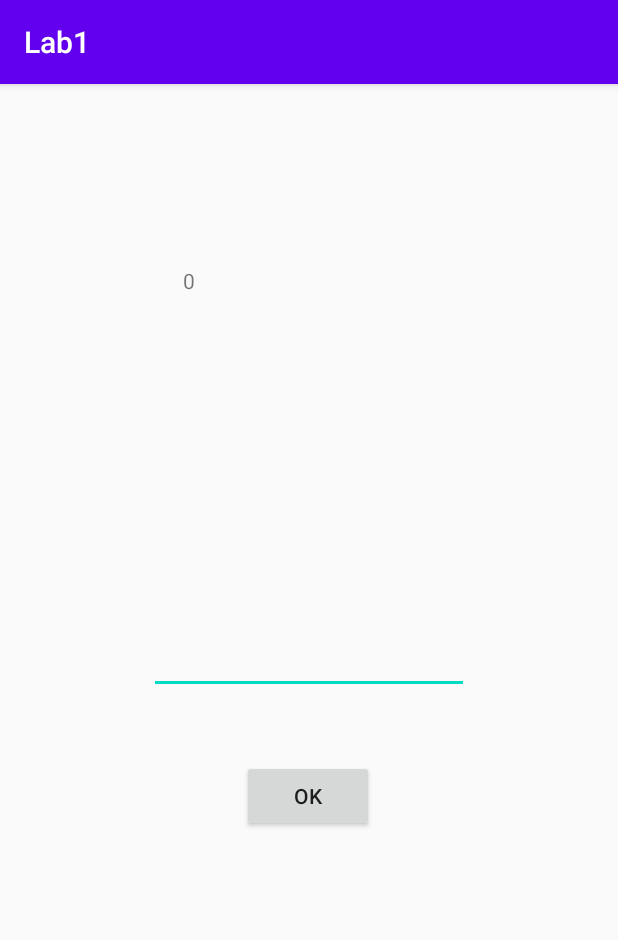
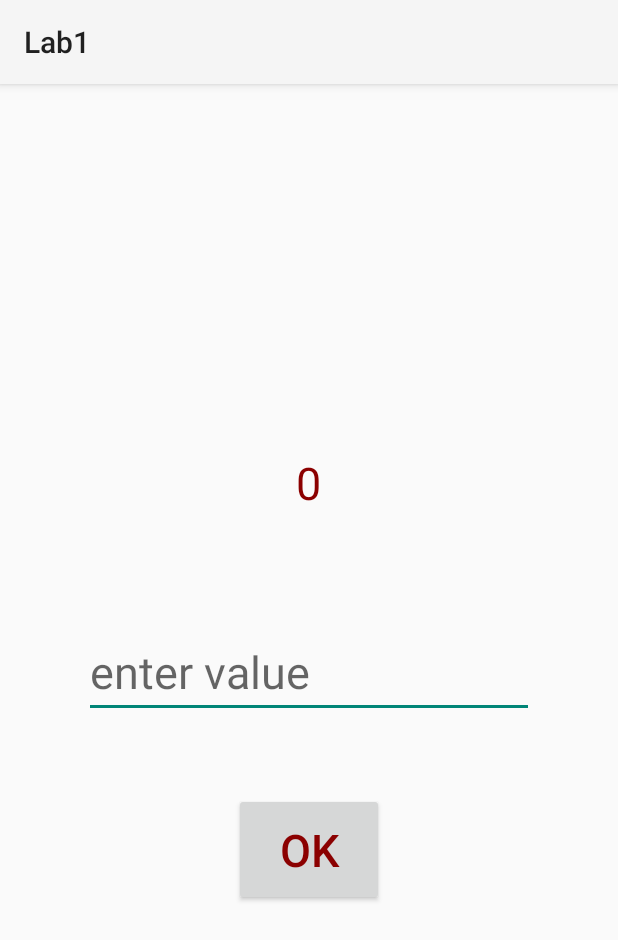
Before and after one commit to ivanmarchenk/android_development, an Android app: the screen it shows after launch (SecondActivity), after a tap on "OK", on a phone screen of 412 x 824 dp. Shown: the top 940 px of the screen. Run offline under Robolectric (Android 15) with nearby library versions, the phone set to English and light mode, and no system bars.

Commit message:
Activity&Intent - fixed. Resources, localization, markup principles - added

```diff
--- a/Lab1/app/src/main/AndroidManifest.xml
+++ b/Lab1/app/src/main/AndroidManifest.xml
@@ -8,7 +8,7 @@
         android:label="@string/app_name"
         android:roundIcon="@mipmap/ic_launcher_round"
         android:supportsRtl="true"
-        android:theme="@style/AppTheme">
+        android:theme="@style/CustomTheme">
         <activity android:name=".SecondActivity"></activity>
         <activity android:name=".MainActivity">
             <intent-filter>
--- a/Lab1/app/src/main/java/com/example/lab1/MainActivity.java
+++ b/Lab1/app/src/main/java/com/example/lab1/MainActivity.java
@@ -1,7 +1,6 @@
 package com.example.lab1;
 
 import androidx.appcompat.app.AppCompatActivity;
-
 
 import android.app.Activity;
 import android.content.Intent;
@@ -13,36 +12,47 @@ import android.widget.TextView;
 
 public class MainActivity extends AppCompatActivity {
 
+    public static final int REQUEST_CODE = 10;
+
     @Override
     protected void onCreate(Bundle savedInstanceState) {
         super.onCreate(savedInstanceState);
         setContentView(R.layout.activity_main);
 
-        EditText enterValue = (EditText) findViewById(R.id.editTextNumber);
-        final TextView viewValue = (TextView) findViewById(R.id.textView);
-        Button button = (Button) findViewById(R.id.button_open_form_2);
+        final TextView temp = (TextView) findViewById(R.id.view_value);
+        final EditText a = (EditText) findViewById(R.id.enter_value);
+        Button button = (Button) findViewById(R.id.open_form_button);
+
         button.setOnClickListener(new View.OnClickListener() {
+            @Override
             public void onClick(View v) {
-                EditText enterValue = (EditText) findViewById(R.id.editTextNumber);
-                String a = enterValue.getText().toString();
+                String value = "";
 
-                EditText enterValue2 = (EditText) findViewById(R.id.editTextNumber2);
-                int i = Integer.parseInt(a);
-                int b = Integer.parseInt(viewValue.getText().toString());
-                int c=i+b;
+                if (a.getText().toString().equals(""))
+                    { value = "0"; }
+                else
+                    { value = a.getText().toString(); }
 
-                Intent intent = new Intent(MainActivity.this, SecondActivity.class);
-                intent.putExtra("OK", Integer.toString(c));
-                startActivity(intent);
+                int pushValue = Integer.parseInt(temp.getText().toString()) + Integer.parseInt(value);
+
+                Intent intentToSecondActivity = new Intent(MainActivity.this, SecondActivity.class);
+                intentToSecondActivity.putExtra("message", Integer.toString(pushValue));
+                MainActivity.this.startActivityForResult(intentToSecondActivity, REQUEST_CODE);
+                a.setText("");
             }
         });
+    }
 
+    @Override
+    protected void onActivityResult(int requestCode, int resultCode, Intent data) {
+        super.onActivityResult(requestCode, resultCode, data);
 
-        Intent intent = getIntent();
-        if(intent.getStringExtra("OK") != null){
-            viewValue.setText(intent.getStringExtra("OK"));
+        if (requestCode == REQUEST_CODE) {
+            if (resultCode == Activity.RESULT_OK) {
+                TextView temp = (TextView) findViewById(R.id.view_value);
+                temp.setText(data.getStringExtra("result"));
+            }
         }
 
     }
-
 }
--- a/Lab1/app/src/main/java/com/example/lab1/SecondActivity.java
+++ b/Lab1/app/src/main/java/com/example/lab1/SecondActivity.java
@@ -2,6 +2,7 @@ package com.example.lab1;
 
 import androidx.appcompat.app.AppCompatActivity;
 
+import android.app.Activity;
 import android.content.Intent;
 import android.os.Bundle;
 import android.view.View;
@@ -14,28 +15,35 @@ public class SecondActivity extends AppCompatActivity {
     @Override
     protected void onCreate(Bundle savedInstanceState) {
         super.onCreate(savedInstanceState);
-        setContentView(R.layout.activity_form2);
+        setContentView(R.layout.activity_main);
 
-        Button button2 = (Button) findViewById(R.id.button_open_form_1);
-        TextView viewValue = (TextView) findViewById(R.id.textView2);
+        Intent intentFromMainActivity = getIntent();
 
+        final TextView temp = (TextView) findViewById(R.id.view_value);
+        temp.setText(intentFromMainActivity.getStringExtra("message"));
+        Button button = (Button) findViewById(R.id.open_form_button);
 
-        final Intent intent = getIntent();
-        viewValue.setText(intent.getStringExtra("OK"));
+        button.setOnClickListener((View.OnClickListener) new View.OnClickListener() {
 
-        button2.setOnClickListener(new View.OnClickListener() {
+            @Override
             public void onClick(View v) {
-                EditText enterValue2 = (EditText) findViewById(R.id.editTextNumber2);
-                int i = Integer.parseInt(intent.getStringExtra("OK"));
-                int b = Integer.parseInt(enterValue2.getText().toString());
-                int c=i+b;
-                Intent intent = new Intent(SecondActivity.this, MainActivity.class);
-                intent.putExtra("OK", Integer.toString(c));
-                startActivity(intent);
+
+                EditText a = (EditText) SecondActivity.this.findViewById(R.id.enter_value);
+                String value = "";
+
+                if (a.getText().toString().equals(""))
+                    { value = "0"; }
+                else
+                    { value = a.getText().toString(); }
+
+                int popValue = Integer.parseInt(temp.getText().toString()) + Integer.parseInt(value);
+
+                Intent intentToMainActivity = new Intent(SecondActivity.this, MainActivity.class);
+                intentToMainActivity.putExtra("result", Integer.toString(popValue));
+                SecondActivity.this.setResult(Activity.RESULT_OK, intentToMainActivity);
+                SecondActivity.this.finish();
             }
         });
 
-
-
     }
 }
--- a/Lab1/app/src/main/res/layout/activity_form2.xml
+++ /dev/null
@@ -1,42 +0,0 @@
-<?xml version="1.0" encoding="utf-8"?>
-<androidx.constraintlayout.widget.ConstraintLayout xmlns:android="http://schemas.android.com/apk/res/android"
-    xmlns:app="http://schemas.android.com/apk/res-auto"
-    xmlns:tools="http://schemas.android.com/tools"
-    android:layout_width="match_parent"
-    android:layout_height="match_parent"
-    tools:context=".SecondActivity">
-
-    <TextView
-        android:id="@+id/textView2"
-        android:layout_width="168dp"
-        android:layout_height="160dp"
-        android:text="0"
-        app:layout_constraintBottom_toBottomOf="parent"
-        app:layout_constraintEnd_toEndOf="parent"
-        app:layout_constraintStart_toStartOf="parent"
-        app:layout_constraintTop_toTopOf="parent"
-        app:layout_constraintVertical_bias="0.2" />
-
-    <Button
-        android:id="@+id/button_open_form_1"
-        android:layout_width="wrap_content"
-        android:layout_height="wrap_content"
-        android:text="OK"
-        app:layout_constraintBottom_toBottomOf="parent"
-        app:layout_constraintEnd_toEndOf="parent"
-        app:layout_constraintHorizontal_bias="0.498"
-        app:layout_constraintStart_toStartOf="parent"
-        app:layout_constraintTop_toTopOf="parent"
-        app:layout_constraintVertical_bias="0.626" />
-
-    <EditText
-        android:id="@+id/editTextNumber2"
-        android:layout_width="wrap_content"
-        android:layout_height="wrap_content"
-        android:ems="10"
-        android:inputType="number"
-        app:layout_constraintBottom_toBottomOf="parent"
-        app:layout_constraintEnd_toEndOf="parent"
-        app:layout_constraintStart_toStartOf="parent"
-        app:layout_constraintTop_toTopOf="parent" />
-</androidx.constraintlayout.widget.ConstraintLayout>
--- a/Lab1/app/src/main/res/layout/activity_main.xml
+++ b/Lab1/app/src/main/res/layout/activity_main.xml
@@ -1,43 +1,32 @@
 <?xml version="1.0" encoding="utf-8"?>
-<androidx.constraintlayout.widget.ConstraintLayout xmlns:android="http://schemas.android.com/apk/res/android"
+<LinearLayout xmlns:android="http://schemas.android.com/apk/res/android"
     xmlns:app="http://schemas.android.com/apk/res-auto"
     xmlns:tools="http://schemas.android.com/tools"
+    android:orientation="vertical"
     android:layout_width="match_parent"
     android:layout_height="match_parent"
-    tools:context=".MainActivity">
+    android:gravity="center">
 
     <TextView
-        android:id="@+id/textView"
-        android:layout_width="168dp"
-        android:layout_height="160dp"
-        android:text="0"
-        app:layout_constraintBottom_toBottomOf="parent"
-        app:layout_constraintEnd_toEndOf="parent"
-        app:layout_constraintHorizontal_bias="0.5"
-        app:layout_constraintStart_toStartOf="parent"
-        app:layout_constraintTop_toTopOf="parent"
-        app:layout_constraintVertical_bias="0.225" />
+        android:id="@+id/view_value"
+        android:layout_width="wrap_content"
+        android:layout_height="wrap_content"
+        android:layout_marginVertical="25dp"
+        android:text="@string/start_value" />
+
+    <EditText
+        android:id="@+id/enter_value"
+        android:layout_width="300dp"
+        android:layout_height="wrap_content"
+        android:layout_marginTop="50dp"
+        android:hint="@string/enter_value"
+        android:inputType="number" />
 
     <Button
-        android:id="@+id/button_open_form_2"
-        android:layout_width="113dp"
-        android:layout_height="80dp"
-        android:text="OK"
-        app:layout_constraintBottom_toBottomOf="parent"
-        app:layout_constraintEnd_toEndOf="parent"
-        app:layout_constraintStart_toStartOf="parent"
-        app:layout_constraintTop_toTopOf="parent"
-        app:layout_constraintVertical_bias="0.703" />
+        android:id="@+id/open_form_button"
+        android:layout_width="100dp"
+        android:layout_height="75dp"
+        android:layout_marginTop="50dp"
+        android:text="@string/ok" />
 
-    <EditText
-        android:id="@+id/editTextNumber"
-        android:layout_width="213dp"
-        android:layout_height="72dp"
-        android:ems="10"
-        android:inputType="number"
-        app:layout_constraintBottom_toBottomOf="parent"
-        app:layout_constraintEnd_toEndOf="parent"
-        app:layout_constraintStart_toStartOf="parent"
-        app:layout_constraintTop_toTopOf="parent"
-        app:layout_constraintVertical_bias="0.517" />
-</androidx.constraintlayout.widget.ConstraintLayout>
+</LinearLayout>
--- a/Lab1/app/src/main/res/values/colors.xml
+++ b/Lab1/app/src/main/res/values/colors.xml
@@ -1,6 +1,8 @@
 <?xml version="1.0" encoding="utf-8"?>
 <resources>
-    <color name="colorPrimary">#6200EE</color>
-    <color name="colorPrimaryDark">#3700B3</color>
-    <color name="colorAccent">#03DAC5</color>
+    <color name="colorPrimary">#FF0000</color>
+
+    <color name="colorPrimaryDark">#303F9F</color>
+
+    <color name="colorAccent">#FF4081</color>
 </resources>
--- a/Lab1/app/src/main/res/values/strings.xml
+++ b/Lab1/app/src/main/res/values/strings.xml
@@ -1,3 +1,6 @@
 <resources>
     <string name="app_name">Lab1</string>
+    <string name="start_value" translatable="false">0</string>
+    <string name="enter_value" translatable="false">enter value</string>
+    <string name="ok" translatable="false">ok</string>
 </resources>
--- a/Lab1/app/src/main/res/values/styles.xml
+++ b/Lab1/app/src/main/res/values/styles.xml
@@ -1,10 +1,27 @@
 <resources>
     <!-- Base application theme. -->
     <style name="AppTheme" parent="Theme.AppCompat.Light.DarkActionBar">
-        <!-- Customize your theme here. -->
         <item name="colorPrimary">@color/colorPrimary</item>
         <item name="colorPrimaryDark">@color/colorPrimaryDark</item>
         <item name="colorAccent">@color/colorAccent</item>
     </style>
 
+    <style name="CustomTheme" parent="Theme.AppCompat.Light">
+        <item name="android:textColor">#8B0000</item>
+        <item name="android:textSize">30sp</item>
+    </style>
+
+    <style name="TextView">
+        <item name="android:layout_width">wrap_content</item>
+        <item name="android:layout_height">wrap_content</item>
+        <item name="android:textSize">25sp</item>
+    </style>
+
+    <style name="TextView.Mod2">
+        <item name="android:layout_width">200dp</item>
+        <item name="android:layout_marginTop">50dp</item>
+        <item name="android:textSize">20sp</item>
+    </style>
+
+
 </resources>
```
Also changed, not shown: 1 other file.
